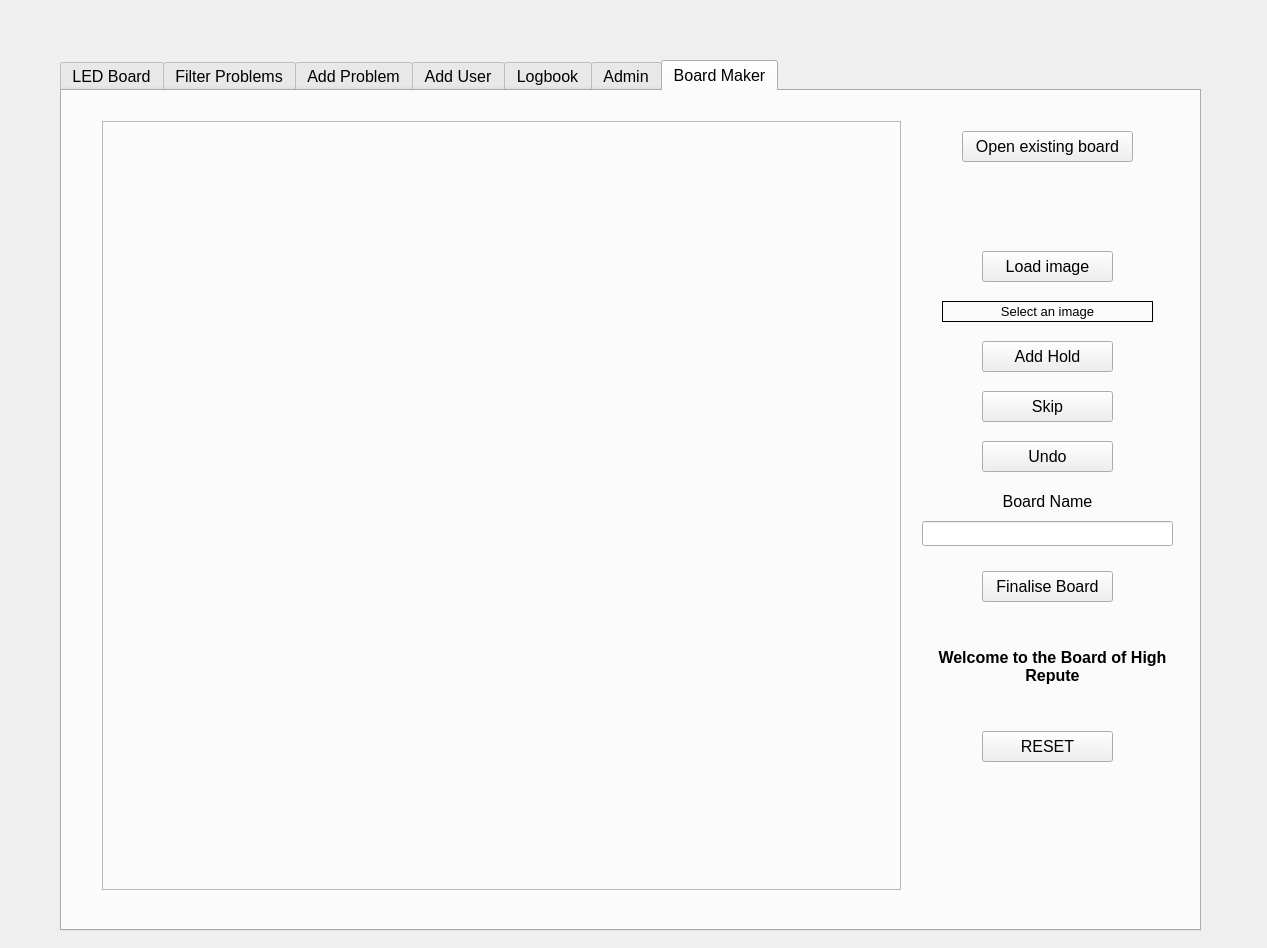
This is DiscoBoard.ui in highrepute/LEDBoard as Qt 5 draws it before an edit. The edited form follows.
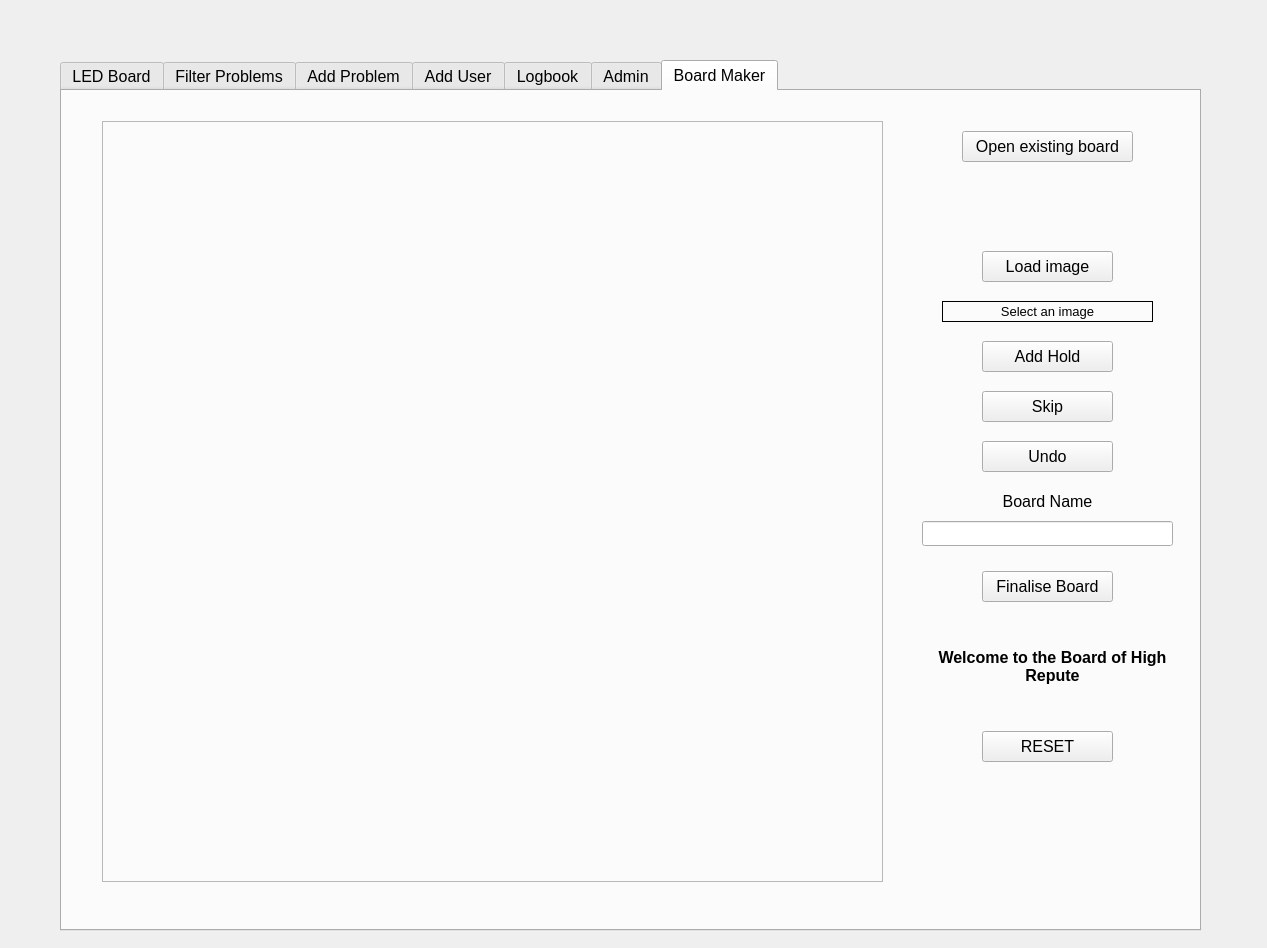
This is the edited form. The open tabs and pages were chosen to show the change.

The edit to the form file:
```diff
--- a/DiscoBoard.ui
+++ b/DiscoBoard.ui
@@ -1724,8 +1724,8 @@
       <rect>
        <x>40</x>
        <y>30</y>
-       <width>799</width>
-       <height>769</height>
+       <width>781</width>
+       <height>761</height>
       </rect>
      </property>
      <property name="autoFillBackground">
```
Left out of the diff: 8 changed lines with no effect on the pictures.
